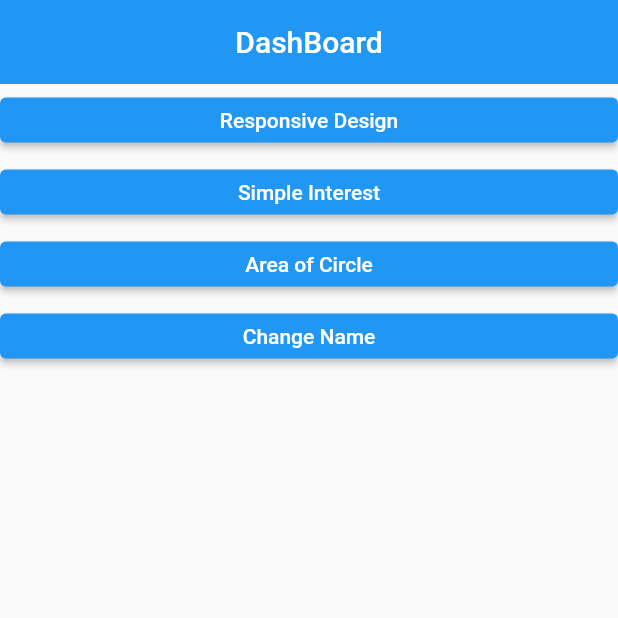
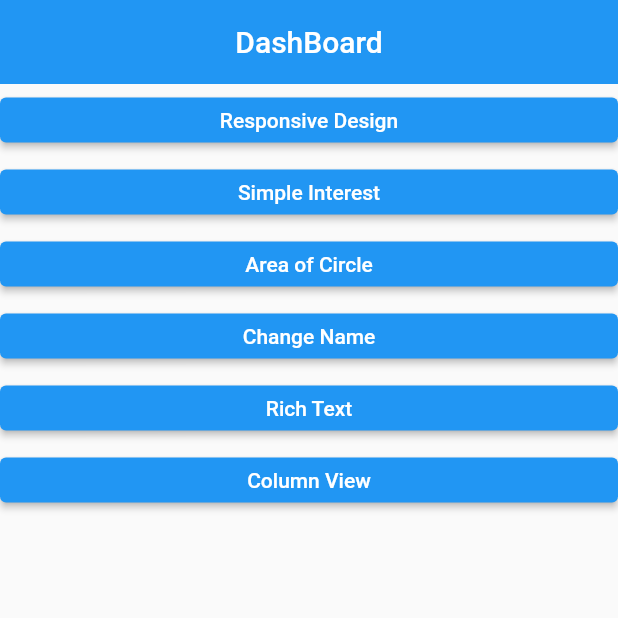
Before and after one commit to shreetiranjit/First_flutter-Mobile-, a Flutter app: the screen it shows after launch, on a phone screen of 412 x 824 dp, the top half of it. Run offline on Flutter 3.47's test engine with Material 2 defaults, Android fonts, the phone set to English and light mode, and no system bars.

Commit message:
added rich text and spacer

```diff
--- a/lib/app.dart
+++ b/lib/app.dart
@@ -1,7 +1,9 @@
 import 'package:first_flutter_application/view/area_of_circle.dart';
 import 'package:first_flutter_application/view/arithmetic_screen.dart';
 import 'package:first_flutter_application/view/changename.dart';
+import 'package:first_flutter_application/view/column_view.dart';
 import 'package:first_flutter_application/view/dashboard.dart';
+import 'package:first_flutter_application/view/rich_text_view.dart';
 import 'package:flutter/material.dart';
 
 class App extends StatelessWidget {
@@ -17,6 +19,8 @@ class App extends StatelessWidget {
         '/simpleinterest': (context) => const SimpleInterestView(),
         '/areaofcircle': (context) => const AreaOfCircleView(),
         '/change': (context) => const ChangeNameLoopView(),
+        '/richtextview': (context) => const RichTextView(),
+        '/columnview': (context) => const ColumnView(),
       },
     );
   }
--- a/lib/view/dashboard.dart
+++ b/lib/view/dashboard.dart
@@ -48,6 +48,24 @@ class Dashboard extends StatelessWidget {
               ),
               child: const Text("Change Name"),
             ),
+            ElevatedButton(
+              onPressed: () {
+                Navigator.pushNamed(context, '/richtextview');
+              },
+              style: ElevatedButton.styleFrom(
+                minimumSize: const Size(double.infinity, 30),
+              ),
+              child: const Text("Rich Text"),
+            ),
+            ElevatedButton(
+              onPressed: () {
+                Navigator.pushNamed(context, '/columnview');
+              },
+              style: ElevatedButton.styleFrom(
+                minimumSize: const Size(double.infinity, 30),
+              ),
+              child: const Text("Column View"),
+            ),
           ],
         ),
       ),
```
Also changed, not shown: lib/view/column_view.dart (added, +44 -0 lines), lib/view/rich_text_view.dart (added, +42 -0 lines).
